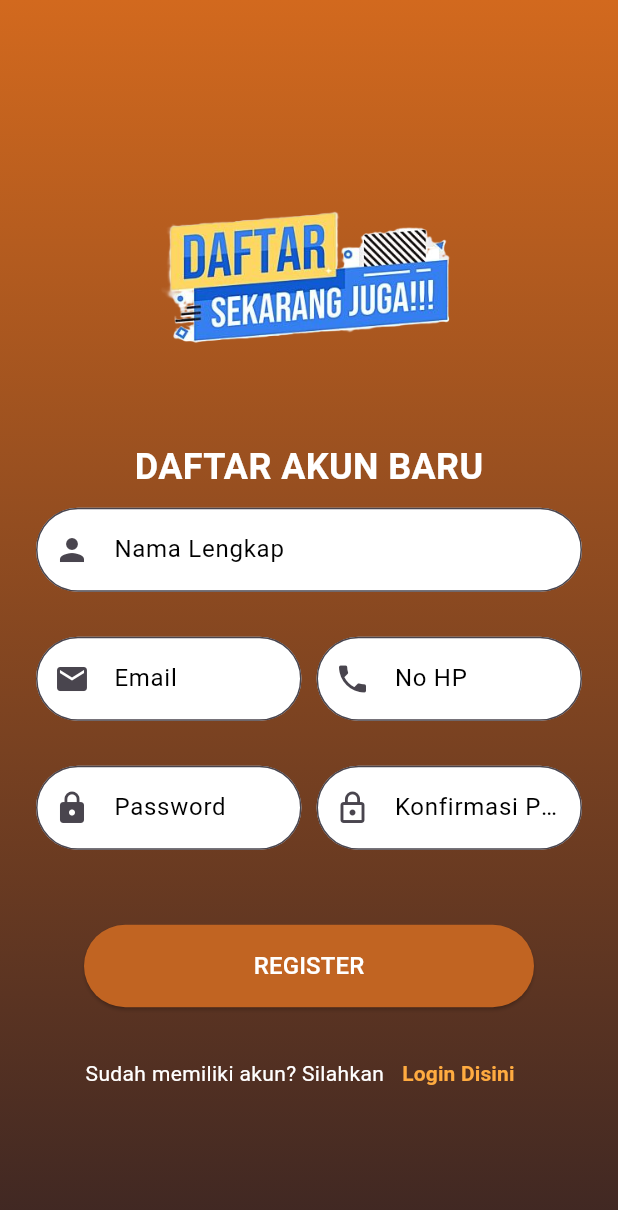
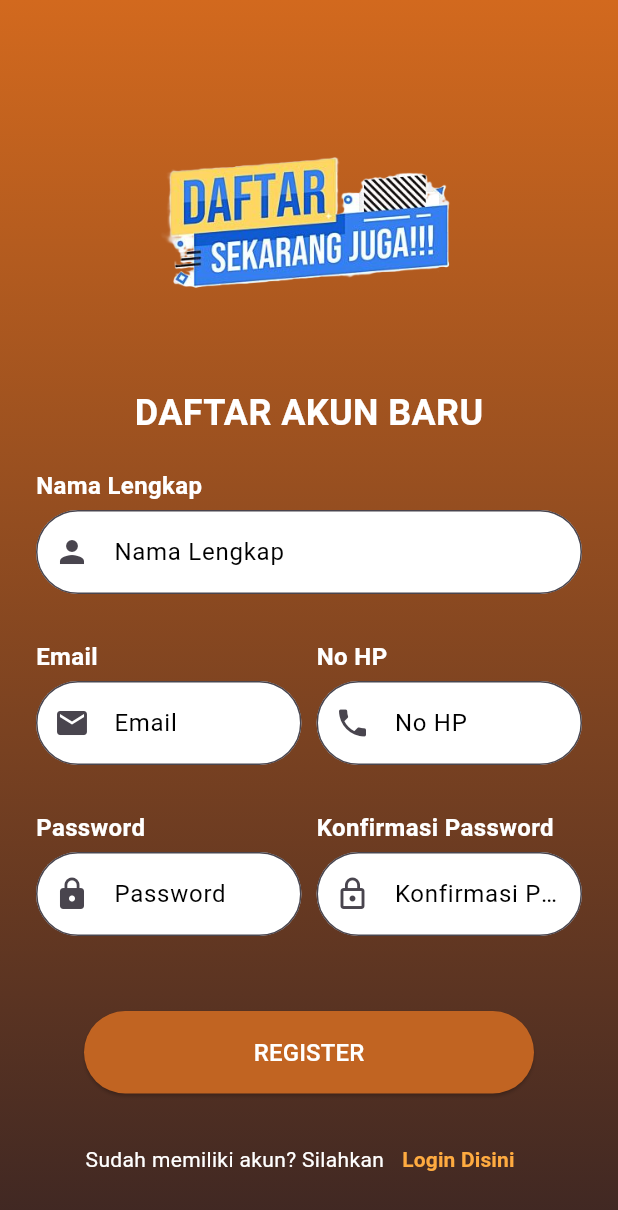
Before and after one commit to Aryaaa30/20220140114_UCP1_Flutter, a Flutter app: the RegisterPage screen opened directly, on a phone screen of 412 x 824 dp. Shown: the top 1210 px of the screen. Run offline on Flutter 3.47's test engine with Material 3 defaults, Android fonts, the phone set to English and light mode, and no system bars.

```diff
--- a/lib/register_page.dart
+++ b/lib/register_page.dart
@@ -1,7 +1,6 @@
 import 'package:flutter/material.dart';
 
 class RegisterPage extends StatefulWidget {
-  // memiliki status yang bisa berubah
   const RegisterPage({super.key});
 
   @override
@@ -50,58 +49,125 @@ class _RegisterPageState extends State<RegisterPage> {
                       fontWeight: FontWeight.bold,
                     ),
                   ),
-                  const SizedBox(height: 10),
+                  const SizedBox(height: 20),
 
                   // Nama Lengkap
+                  Column(
+                    crossAxisAlignment: CrossAxisAlignment.start,
+                    children: [
+                      const Text(
+                        "Nama Lengkap",
+                        style: TextStyle(
+                          color: Colors.white,
+                          fontSize: 16,
+                          fontWeight: FontWeight.bold,
+                        ),
+                      ),
+                      const SizedBox(height: 5),
                       customInputField(
-                    // untuk menghindari penulisan berulang
                         controller: nameController,
                         label: "Nama Lengkap",
                         icon: Icons.person,
                         validatorMsg: "Masukkan nama lengkap",
                       ),
+                    ],
+                  ),
                   const SizedBox(height: 10),
 
-                  // Membuat Email dan No HP sejajar (Row)
+                  // Email dan No HP sejajar
                   Row(
                     children: [
                       Expanded(
-                        child: customInputField(
+                        child: Column(
+                          crossAxisAlignment: CrossAxisAlignment.start,
+                          children: [
+                            const Text(
+                              "Email",
+                              style: TextStyle(
+                                color: Colors.white,
+                                fontSize: 16,
+                                fontWeight: FontWeight.bold,
+                              ),
+                            ),
+                            const SizedBox(height: 5),
+                            customInputField(
                               controller: emailController,
                               label: "Email",
                               icon: Icons.email,
                               validatorMsg: "Masukkan email",
                             ),
+                          ],
+                        ),
                       ),
                       const SizedBox(width: 10),
                       Expanded(
-                        child: customInputField(
+                        child: Column(
+                          crossAxisAlignment: CrossAxisAlignment.start,
+                          children: [
+                            const Text(
+                              "No HP",
+                              style: TextStyle(
+                                color: Colors.white,
+                                fontSize: 16,
+                                fontWeight: FontWeight.bold,
+                              ),
+                            ),
+                            const SizedBox(height: 5),
+                            customInputField(
                               controller: phoneController,
                               label: "No HP",
                               icon: Icons.phone,
                               keyboardType: TextInputType.phone,
                               validatorMsg: "Masukkan nomor HP",
                             ),
+                          ],
+                        ),
                       ),
                     ],
                   ),
                   const SizedBox(height: 10),
 
-                  // Membuat Password dan Konfirmasi Password sejajar (Row)
+                  // Password dan Konfirmasi Password sejajar
                   Row(
                     children: [
                       Expanded(
-                        child: customInputField(
+                        child: Column(
+                          crossAxisAlignment: CrossAxisAlignment.start,
+                          children: [
+                            const Text(
+                              "Password",
+                              style: TextStyle(
+                                color: Colors.white,
+                                fontSize: 16,
+                                fontWeight: FontWeight.bold,
+                              ),
+                            ),
+                            const SizedBox(height: 5),
+                            customInputField(
                               controller: passwordController,
                               label: "Password",
                               icon: Icons.lock,
                               obscureText: true,
                               validatorMsg: "Masukkan password",
                             ),
+                          ],
+                        ),
                       ),
                       const SizedBox(width: 10),
                       Expanded(
-                        child: customInputField(
+                        child: Column(
+                          crossAxisAlignment: CrossAxisAlignment.start,
+                          children: [
+                            const Text(
+                              "Konfirmasi Password",
+                              style: TextStyle(
+                                color: Colors.white,
+                                fontSize: 16,
+                                fontWeight: FontWeight.bold,
+                              ),
+                            ),
+                            const SizedBox(height: 5),
+                            customInputField(
                               controller: confirmPasswordController,
                               label: "Konfirmasi Password",
                               icon: Icons.lock_outline,
@@ -115,10 +181,11 @@ class _RegisterPageState extends State<RegisterPage> {
                                 return null;
                               },
                             ),
+                          ],
+                        ),
                       ),
                     ],
                   ),
-
                   const SizedBox(height: 30),
 
                   // Tombol Register
@@ -185,9 +252,7 @@ class _RegisterPageState extends State<RegisterPage> {
 
   // Fungsi field reusable
   Widget customInputField({
-    //Mengurangi duplikasi kode, menyederhanakan
-    required TextEditingController
-    controller, //pembuatan input dengan parameter.
+    required TextEditingController controller,
     required String label,
     required IconData icon,
     String? Function(String?)? validator,
```
Lines whose indentation alone changed are shown as unchanged.
